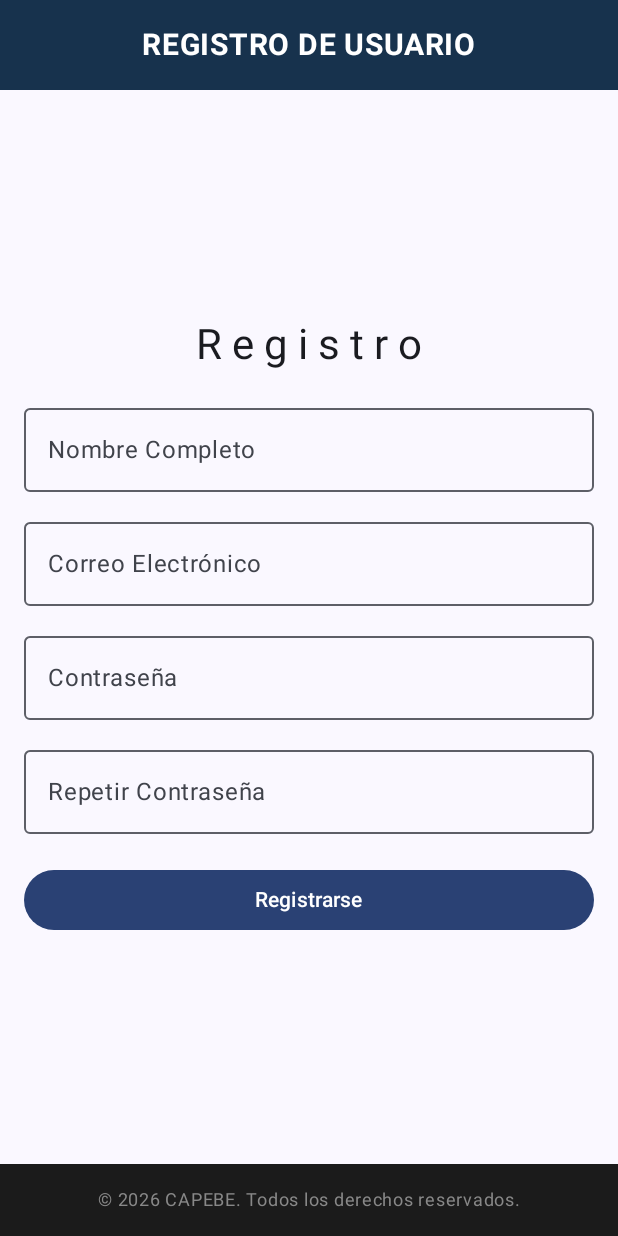
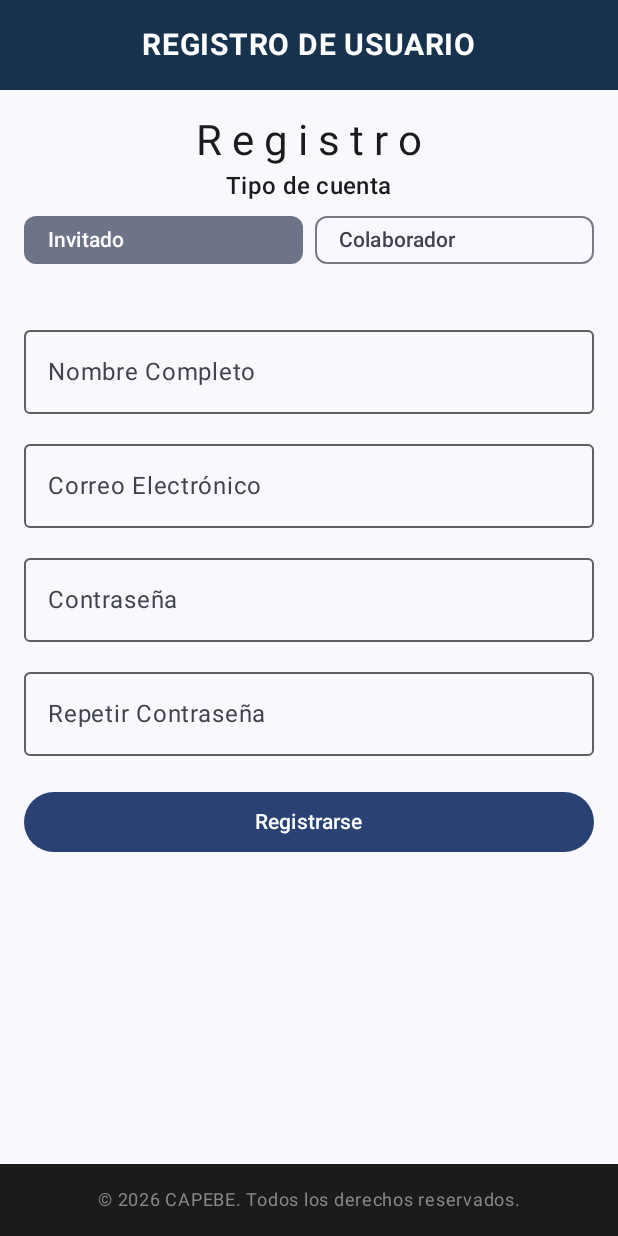
Before and after one commit to wbascunan/capebe, an Android app built with Jetpack Compose: the LoginScreen screen opened through its navigation route, after a tap on "Ir a Registro", on a phone screen of 412 x 824 dp. Run offline under Robolectric (Android 15) with nearby library versions, the phone set to English and light mode, and no system bars; 1 other tap on this screen came first.

Commit message:
implementar roles invitado y colaborador parte 1

```diff
--- /dev/null
+++ b/app/src/main/java/com/example/capebe/model/RolUsuario.kt
@@ -0,0 +1,7 @@
+package com.example.capebe.model
+
+// Roles que permite CAPEBE.
+enum class RolUsuario {
+    INVITADO,
+    COLABORADOR
+}
--- a/app/src/main/java/com/example/capebe/ui/screen/LoginScreen.kt
+++ b/app/src/main/java/com/example/capebe/ui/screen/LoginScreen.kt
@@ -30,7 +30,7 @@ import com.example.capebe.ui.viewmodel.LoginViewModel
 @Composable
 fun LoginScreen(
     onNavigateToRegister: () -> Unit,
-    onLoginSuccess: () -> Unit,
+    onLoginSuccess: (String) -> Unit,
     viewModel: LoginViewModel = viewModel()
 ) {
     val state = viewModel.uiState
@@ -118,7 +118,7 @@ fun LoginScreen(
             Button(
                 onClick = {
 
-                    viewModel.onLoginClick(context) {
+                    viewModel.onLoginClick(context) { rol ->
 
                         Toast.makeText(
                             context,
@@ -126,7 +126,7 @@ fun LoginScreen(
                             Toast.LENGTH_SHORT
                         ).show()
 
-                        onLoginSuccess()
+                        onLoginSuccess(rol)
                     }
                 },
                 modifier = Modifier.fillMaxWidth()
--- a/app/src/main/java/com/example/capebe/ui/screen/RegisterScreen.kt
+++ b/app/src/main/java/com/example/capebe/ui/screen/RegisterScreen.kt
@@ -26,6 +26,11 @@ import androidx.lifecycle.viewmodel.compose.viewModel
 import com.example.capebe.ui.components.Footer
 import com.example.capebe.ui.components.Header
 import com.example.capebe.ui.viewmodel.RegisterViewModel
+import androidx.compose.foundation.layout.Row
+import androidx.compose.foundation.rememberScrollState
+import androidx.compose.foundation.verticalScroll
+import androidx.compose.material3.FilterChip
+import com.example.capebe.model.RolUsuario
 
 @Composable
 fun RegisterScreen(
@@ -49,15 +54,46 @@ fun RegisterScreen(
             modifier = Modifier
                 .fillMaxSize()
                 .padding(innerPadding)
+                .verticalScroll(rememberScrollState())
                 .padding(16.dp),
             horizontalAlignment = Alignment.CenterHorizontally,
-            verticalArrangement = Arrangement.Center
+            verticalArrangement = Arrangement.Top
         ) {
 
             Text(
                 "R e g i s t r o",
                 style = MaterialTheme.typography.headlineMedium
             )
+            // Seleccionar el rol que se guardara en Room.
+            Text(
+                text = "Tipo de cuenta",
+                style = MaterialTheme.typography.titleMedium
+            )
+
+            Row(
+                modifier = Modifier.fillMaxWidth(),
+                horizontalArrangement = Arrangement.spacedBy(8.dp)
+            ) {
+                FilterChip(
+                    selected = viewModel.rol == RolUsuario.INVITADO,
+                    onClick = {
+                        viewModel.onRolChanged(RolUsuario.INVITADO)
+                    },
+                    label = { Text("Invitado") },
+                    modifier = Modifier.weight(1f)
+                )
+
+                FilterChip(
+                    selected = viewModel.rol == RolUsuario.COLABORADOR,
+                    onClick = {
+                        viewModel.onRolChanged(RolUsuario.COLABORADOR)
+                    },
+                    label = { Text("Colaborador") },
+                    modifier = Modifier.weight(1f)
+                )
+            }
+
+            Spacer(modifier = Modifier.height(12.dp))
 
             Spacer(
                 modifier = Modifier.height(16.dp)
--- a/app/src/main/java/com/example/capebe/ui/viewmodel/RegisterViewModel.kt
+++ b/app/src/main/java/com/example/capebe/ui/viewmodel/RegisterViewModel.kt
@@ -10,11 +10,21 @@ import com.example.capebe.data.database.AppDatabase
 import com.example.capebe.data.local.entity.UsuarioEntity
 import com.example.capebe.model.RegisterModel
 import kotlinx.coroutines.launch
+import com.example.capebe.model.RolUsuario
 
 class RegisterViewModel : ViewModel() {
 
     var uiState by mutableStateOf(RegisterModel())
         private set
+    // Rol seleccionado al crear la cuenta.
+    // Por defecto, las cuentas nuevas son Invitado.
+    var rol by mutableStateOf(RolUsuario.INVITADO)
+        private set
+
+    fun onRolChanged(nuevoRol: RolUsuario) {
+        rol = nuevoRol
+        uiState = uiState.copy(errorMessage = null)
+    }
 
     fun onNameChanged(name: String) {
         uiState = uiState.copy(name = name, errorMessage = null)
@@ -77,7 +87,8 @@ class RegisterViewModel : ViewModel() {
                 val newUser = UsuarioEntity(
                     name = state.name,
                     email = state.email,
-                    password = state.password
+                    password = state.password,
+                    rol = rol.name
                 )
 
                 db.usuarioDao().registerUser(newUser)
```
Also changed, not shown: app/src/main/java/com/example/capebe/data/database/AppDatabase.kt (+18 -2 lines), app/src/main/java/com/example/capebe/data/local/entity/UsuarioEntity.kt (+8 -1 lines), app/src/main/java/com/example/capebe/ui/navigation/AppNavigation.kt (+41 -2 lines), app/src/main/java/com/example/capebe/ui/screen/InvitadoScreen.kt (added, +124 -0 lines), app/src/main/java/com/example/capebe/ui/screen/OperadorScreen.kt (+13 -0 lines), app/src/main/java/com/example/capebe/ui/viewmodel/LoginViewModel.kt (+17 -4 lines).
